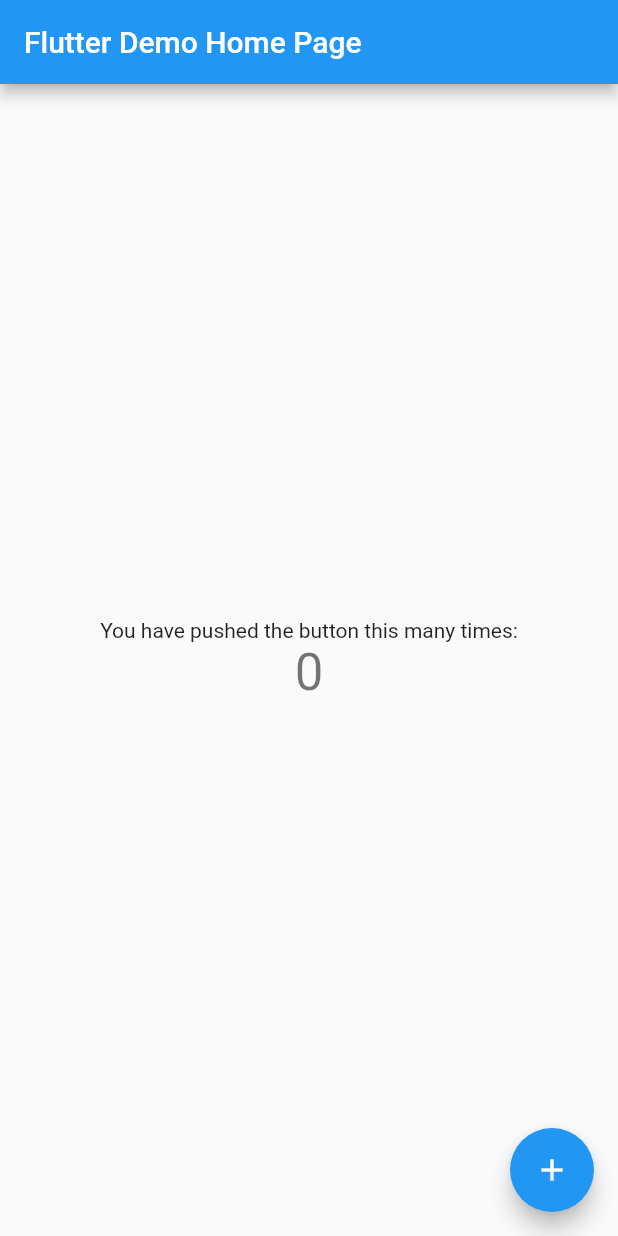
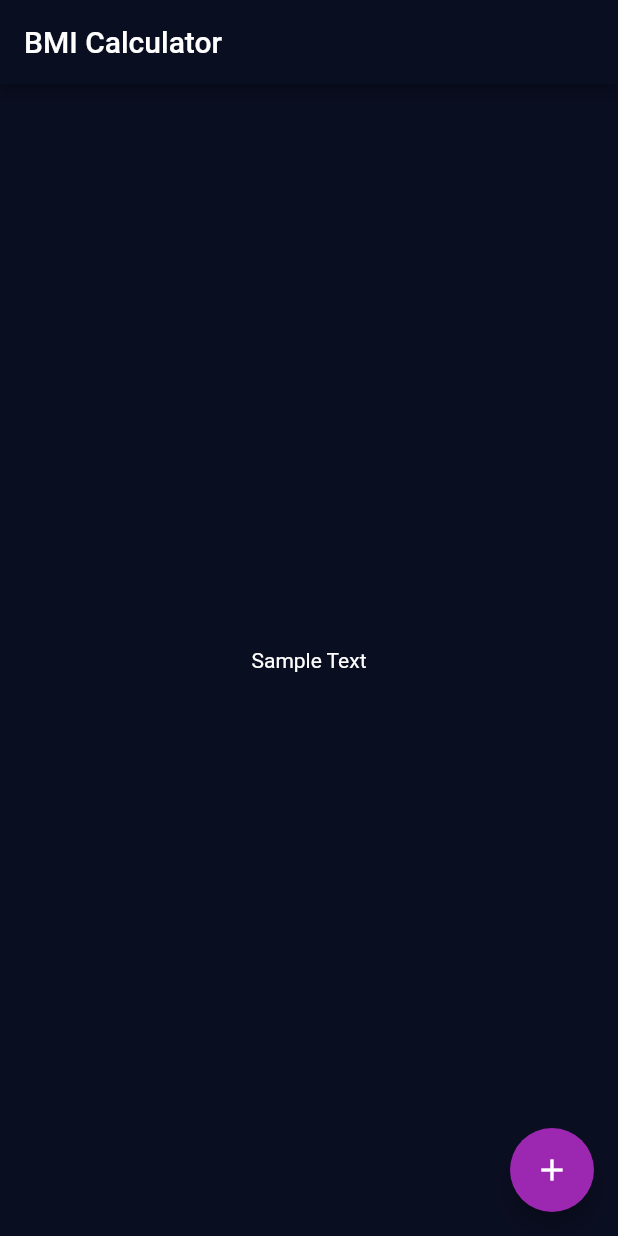
Before and after one commit to patilvivekw/Flutter-Demo, a Flutter app: the screen it shows after launch, on a phone screen of 412 x 824 dp. Run offline on Flutter 3.47's test engine with Material 2 defaults, Android fonts, the phone set to English and light mode, and no system bars.

Commit message:
Moved home page to separate file

```diff
--- /dev/null
+++ b/lib/home_page.dart
@@ -0,0 +1,34 @@
+import 'package:flutter/material.dart';
+
+class MyHomePage extends StatefulWidget {
+  const MyHomePage({super.key, required this.title});
+
+  final String title;
+
+  @override
+  State<MyHomePage> createState() => _MyHomePageState();
+}
+
+class _MyHomePageState extends State<MyHomePage> {
+  @override
+  Widget build(BuildContext context) {
+    return Scaffold(
+      appBar: AppBar(
+        title: Text(widget.title),
+      ),
+      body: Center(
+        child: Column(
+          mainAxisAlignment: MainAxisAlignment.center,
+          children: const <Widget>[
+            Text('Sample Text'),
+          ],
+        ),
+      ),
+      floatingActionButton: const FloatingActionButton(
+        onPressed: null,
+        tooltip: 'Increment',
+        child: Icon(Icons.add),
+      ), // This trailing comma makes auto-formatting nicer for build methods.
+    );
+  }
+}
--- a/lib/main.dart
+++ b/lib/main.dart
@@ -1,4 +1,6 @@
 import 'package:flutter/material.dart';
+
+import 'home_page.dart';
 
 void main() {
   runApp(const MyApp());
@@ -7,109 +9,19 @@
 class MyApp extends StatelessWidget {
   const MyApp({super.key});
 
-  // This widget is the root of your application.
   @override
   Widget build(BuildContext context) {
     return MaterialApp(
       title: 'Flutter Demo',
       theme: ThemeData(
-        // This is the theme of your application.
-        //
-        // Try running your application with "flutter run". You'll see the
-        // application has a blue toolbar. Then, without quitting the app, try
-        // changing the primarySwatch below to Colors.green and then invoke
-        // "hot reload" (press "r" in the console where you ran "flutter run",
-        // or simply save your changes to "hot reload" in a Flutter IDE).
-        // Notice that the counter didn't reset back to zero; the application
-        // is not restarted.
-        primarySwatch: Colors.blue,
-      ),
-      home: const MyHomePage(title: 'Flutter Demo Home Page'),
+          colorScheme: ColorScheme.fromSwatch().copyWith(
+            primary: const Color(0xFF0A0E21),
+            secondary: Colors.purple,
+          ),
+          scaffoldBackgroundColor: const Color(0xFF0A0E21),
+          textTheme:
+              const TextTheme(bodyMedium: TextStyle(color: Colors.white))),
+      home: const MyHomePage(title: 'BMI Calculator'),
     );
   }
 }
-
-class MyHomePage extends StatefulWidget {
-  const MyHomePage({super.key, required this.title});
-
-  // This widget is the home page of your application. It is stateful, meaning
-  // that it has a State object (defined below) that contains fields that affect
-  // how it looks.
-
-  // This class is the configuration for the state. It holds the values (in this
-  // case the title) provided by the parent (in this case the App widget) and
-  // used by the build method of the State. Fields in a Widget subclass are
-  // always marked "final".
-
-  final String title;
-
-  @override
-  State<MyHomePage> createState() => _MyHomePageState();
-}
-
-class _MyHomePageState extends State<MyHomePage> {
-  int _counter = 0;
-
-  void _incrementCounter() {
-    setState(() {
-      // This call to setState tells the Flutter framework that something has
-      // changed in this State, which causes it to rerun the build method below
-      // so that the display can reflect the updated values. If we changed
-      // _counter without calling setState(), then the build method would not be
-      // called again, and so nothing would appear to happen.
-      _counter++;
-    });
-  }
-
-  @override
-  Widget build(BuildContext context) {
-    // This method is rerun every time setState is called, for instance as done
-    // by the _incrementCounter method above.
-    //
-    // The Flutter framework has been optimized to make rerunning build methods
-    // fast, so that you can just rebuild anything that needs updating rather
-    // than having to individually change instances of widgets.
-    return Scaffold(
-      appBar: AppBar(
-        // Here we take the value from the MyHomePage object that was created by
-        // the App.build method, and use it to set our appbar title.
-        title: Text(widget.title),
-      ),
-      body: Center(
-        // Center is a layout widget. It takes a single child and positions it
-        // in the middle of the parent.
-        child: Column(
-          // Column is also a layout widget. It takes a list of children and
-          // arranges them vertically. By default, it sizes itself to fit its
-          // children horizontally, and tries to be as tall as its parent.
-          //
-          // Invoke "debug painting" (press "p" in the console, choose the
-          // "Toggle Debug Paint" action from the Flutter Inspector in Android
-          // Studio, or the "Toggle Debug Paint" command in Visual Studio Code)
-          // to see the wireframe for each widget.
-          //
-          // Column has various properties to control how it sizes itself and
-          // how it positions its children. Here we use mainAxisAlignment to
-          // center the children vertically; the main axis here is the vertical
-          // axis because Columns are vertical (the cross axis would be
-          // horizontal).
-          mainAxisAlignment: MainAxisAlignment.center,
-          children: <Widget>[
-            const Text(
-              'You have pushed the button this many times:',
-            ),
-            Text(
-              '$_counter',
-              style: Theme.of(context).textTheme.headlineMedium,
-            ),
-          ],
-        ),
-      ),
-      floatingActionButton: FloatingActionButton(
-        onPressed: _incrementCounter,
-        tooltip: 'Increment',
-        child: const Icon(Icons.add),
-      ), // This trailing comma makes auto-formatting nicer for build methods.
-    );
-  }
-}
```
